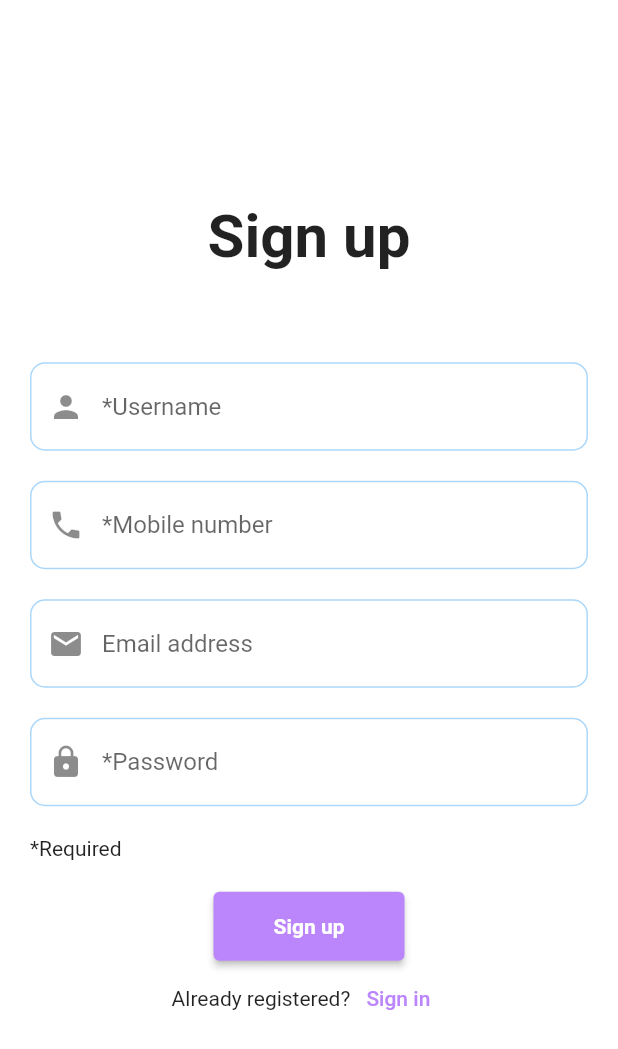
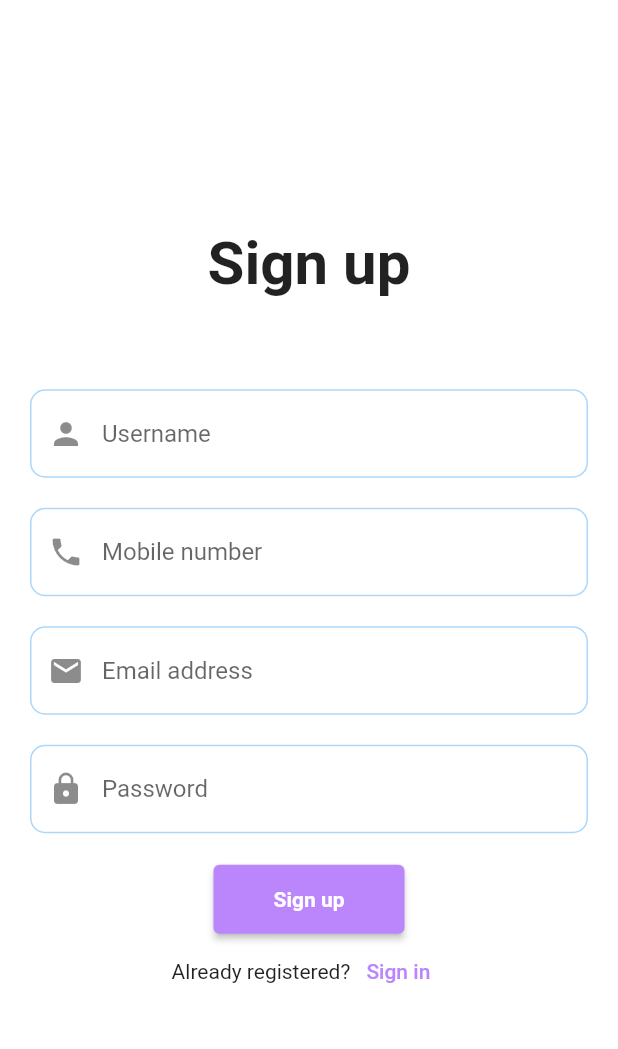
Before and after one commit to GraceYongXM/gaigai-Planner, a Flutter app: the screen it shows after launch, after a tap on "Create an account", on a phone screen of 412 x 824 dp. Shown: the top 1049 px of the screen. Run offline on Flutter 3.47's test engine with Material 2 defaults, Android fonts, the phone set to English and light mode, and no system bars; our stand-ins replace email_validator.

```diff
--- a/lib/login_page.dart
+++ b/lib/login_page.dart
@@ -40,9 +40,12 @@ class _LoginPageState extends State<LoginPage> {
               child: Column(
                 children: [
                   TextFormField(
-                    validator: (value) => EmailValidator.validate(value!)
-                        ? null
-                        : "Please enter a valid email",
+                    validator: (value) {
+                      if (value == null || value.isEmpty) {
+                        return 'Please enter your username';
+                      }
+                      return null;
+                    },
                     maxLines: 1,
                     decoration: InputDecoration(
                       hintText: 'Username',
--- a/lib/signup_page.dart
+++ b/lib/signup_page.dart
@@ -54,7 +54,7 @@ class _RegisterPageState extends State<RegisterPage> {
                           },
                           maxLines: 1,
                           decoration: InputDecoration(
-                            hintText: '*Username',
+                            hintText: 'Username',
                             prefixIcon: const Icon(Icons.person),
                             border: OutlineInputBorder(
                               borderRadius: BorderRadius.circular(10),
@@ -79,7 +79,7 @@ class _RegisterPageState extends State<RegisterPage> {
                     maxLines: 1,
                     decoration: InputDecoration(
                       prefixIcon: const Icon(Icons.phone),
-                      hintText: '*Mobile number',
+                      hintText: 'Mobile number',
                       border: OutlineInputBorder(
                         borderRadius: BorderRadius.circular(10),
                       ),
@@ -115,18 +115,11 @@ class _RegisterPageState extends State<RegisterPage> {
                     obscureText: true,
                     decoration: InputDecoration(
                       prefixIcon: const Icon(Icons.lock),
-                      hintText: '*Password',
+                      hintText: 'Password',
                       border: OutlineInputBorder(
                         borderRadius: BorderRadius.circular(10),
                       ),
                     ),
-                  ),
-                  const SizedBox(
-                    height: 20,
-                  ),
-                  SizedBox(
-                    child: const Text('*Required', textAlign: TextAlign.left),
-                    width: double.infinity,
                   ),
                   const SizedBox(
                     height: 20,
```
